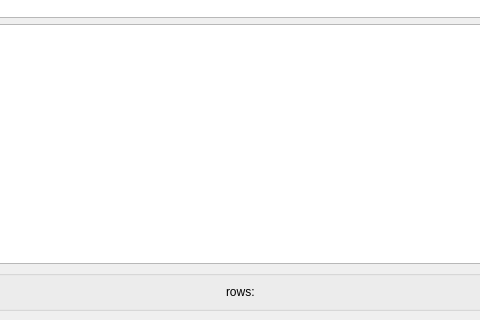
MaciekTalaska/PatriciaSQL, file patriciasql_main.ui: the form before one commit; both pictures show x 177 to 657 and y 280 to 600 of the 800 by 600 pixel window.
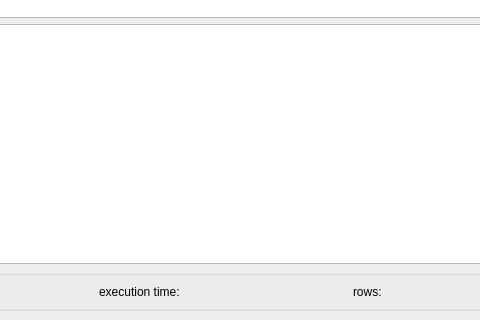
The form after the commit.

Commit message: query execution time show on status bar

Diff of the .ui file:
```diff
--- a/patriciasql_main.ui
+++ b/patriciasql_main.ui
@@ -75,6 +75,13 @@
          </property>
         </widget>
        </item>
+       <item>
+        <widget class="QLabel" name="lblExecutionTime">
+         <property name="text">
+          <string>execution time:</string>
+         </property>
+        </widget>
+       </item>
        <item>
         <widget class="QLabel" name="lblstatus">
          <property name="text">
```
The commit also changes 2 other files.
